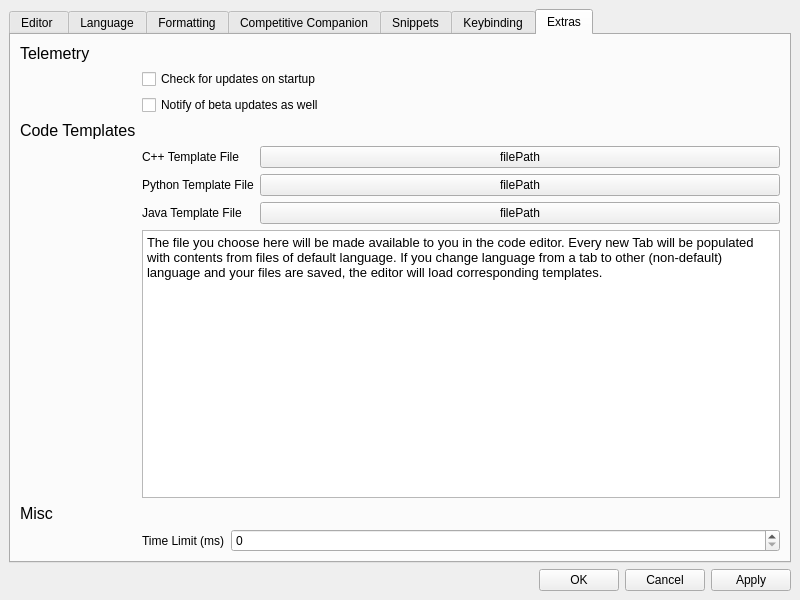
Qt form ui/preferencewindow.ui (cpeditor/cpeditor) before a commit.
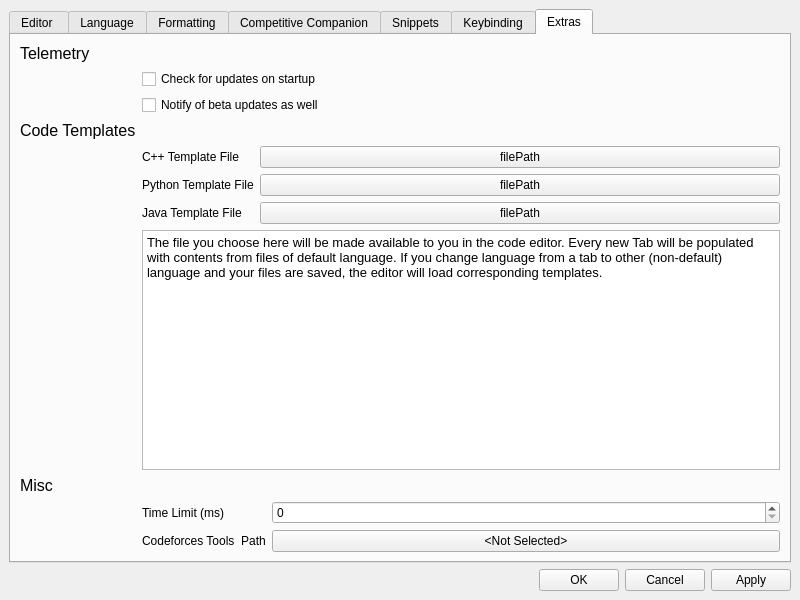
The same form after that commit.

```diff
--- a/ui/preferencewindow.ui
+++ b/ui/preferencewindow.ui
@@ -957,6 +957,20 @@
                 <item row="0" column="1">
                  <widget class="QSpinBox" name="time_limit"/>
                 </item>
+                <item row="1" column="0">
+                 <widget class="QLabel" name="label_49">
+                  <property name="text">
+                   <string>Codeforces Tools  Path</string>
+                  </property>
+                 </widget>
+                </item>
+                <item row="1" column="1">
+                 <widget class="QPushButton" name="cfpath_button">
+                  <property name="text">
+                   <string>&lt;Not Selected&gt;</string>
+                  </property>
+                 </widget>
+                </item>
                </layout>
               </item>
               <item row="5" column="0">
```
